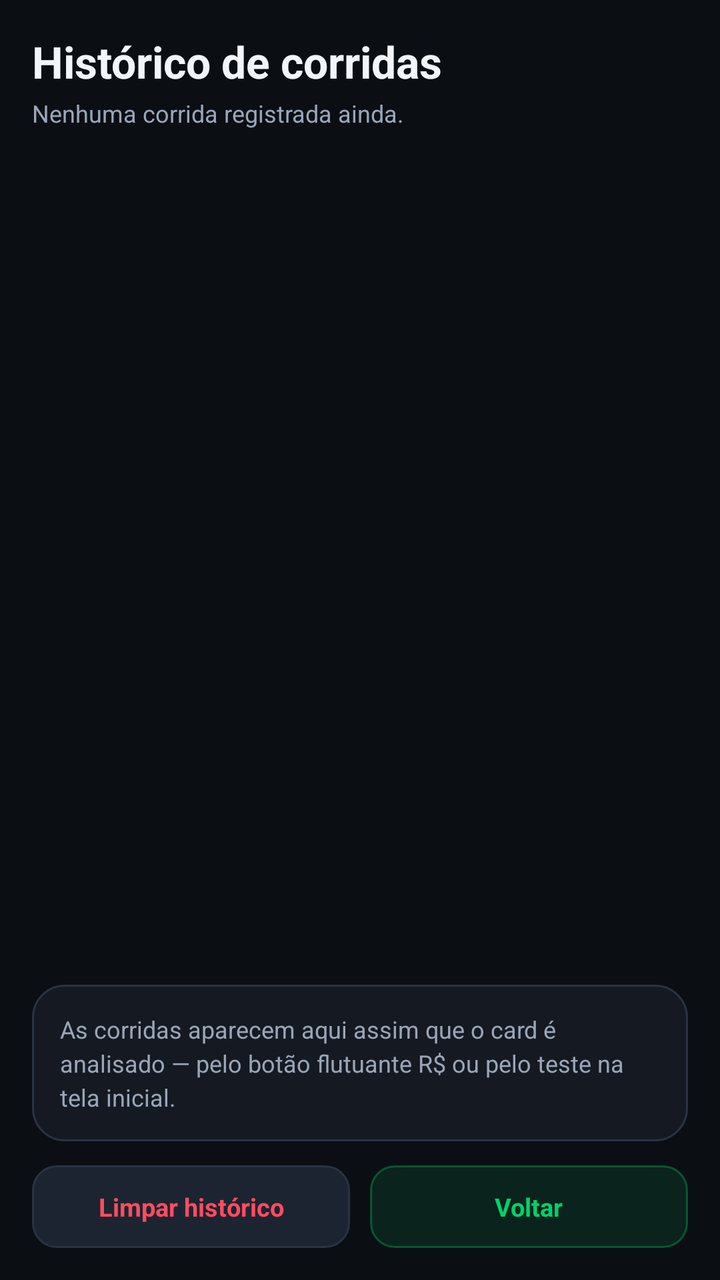
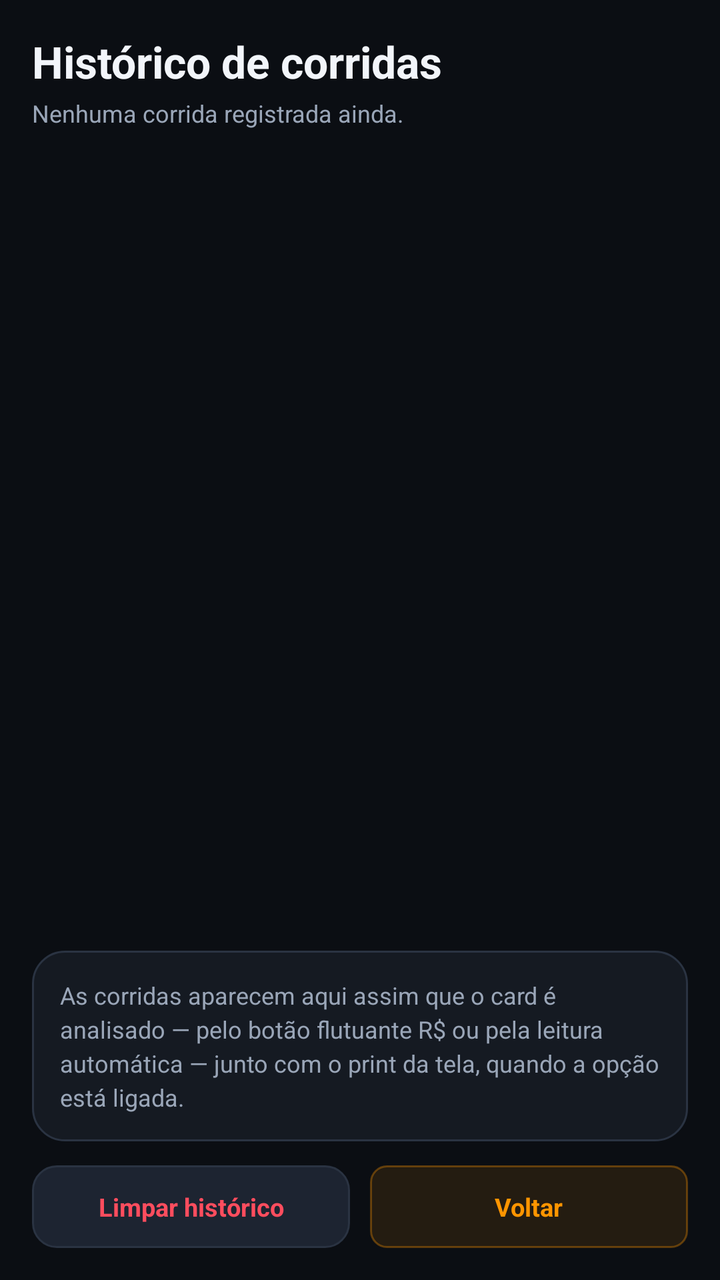

The first picture is an Android layout as it rendered before a commit; the second is the same layout after the commit. The layout source and the unified diff follow.
<!-- AndroidManifest.xml: application theme Theme.Radar -->
<!-- res/layout/activity_history.xml -->
<?xml version="1.0" encoding="utf-8"?>
<LinearLayout xmlns:android="http://schemas.android.com/apk/res/android"
    android:layout_width="match_parent"
    android:layout_height="match_parent"
    android:background="@color/bg"
    android:orientation="vertical"
    android:padding="16dp">

    <TextView
        android:layout_width="wrap_content"
        android:layout_height="wrap_content"
        android:text="Histórico de corridas"
        android:textColor="@color/text"
        android:textSize="22sp"
        android:textStyle="bold" />

    <TextView
        android:id="@+id/tvHistoricoResumo"
        android:layout_width="match_parent"
        android:layout_height="wrap_content"
        android:layout_marginTop="3dp"
        android:lineSpacingExtra="2dp"
        android:text="Nenhuma corrida registrada ainda."
        android:textColor="@color/textDim"
        android:textSize="12sp" />

    <ScrollView
        android:layout_width="match_parent"
        android:layout_height="0dp"
        android:layout_marginTop="12dp"
        android:layout_weight="1"
        android:fillViewport="true">

        <LinearLayout
            android:id="@+id/listaHistorico"
            android:layout_width="match_parent"
            android:layout_height="wrap_content"
            android:orientation="vertical" />
    </ScrollView>

    <TextView
        android:id="@+id/tvHistoricoVazio"
        android:layout_width="match_parent"
        android:layout_height="wrap_content"
        android:layout_marginTop="10dp"
        android:background="@drawable/bg_card"
        android:lineSpacingExtra="3dp"
        android:padding="14dp"
        android:text="As corridas aparecem aqui assim que o card é analisado — pelo botão flutuante R$ ou pelo teste na tela inicial."
        android:textColor="@color/textDim"
        android:textSize="12sp" />

    <LinearLayout
        android:layout_width="match_parent"
        android:layout_height="wrap_content"
        android:layout_marginTop="12dp"
        android:orientation="horizontal">

        <TextView
            android:id="@+id/btnLimparHistorico"
            android:layout_width="0dp"
            android:layout_height="wrap_content"
            android:layout_weight="1"
            android:background="@drawable/bg_btn_ghost"
            android:gravity="center"
            android:padding="12dp"
            android:text="Limpar histórico"
            android:textColor="@color/red"
            android:textSize="12.5sp"
            android:textStyle="bold" />

        <TextView
            android:id="@+id/btnVoltar"
            android:layout_width="0dp"
            android:layout_height="wrap_content"
            android:layout_marginStart="10dp"
            android:layout_weight="1"
            android:background="@drawable/bg_btn_primary"
            android:gravity="center"
            android:padding="12dp"
            android:text="Voltar"
            android:textColor="@color/green"
            android:textSize="12.5sp"
            android:textStyle="bold" />
    </LinearLayout>
</LinearLayout>
<!-- resources referenced by this layout -->
<resources>
  <color name="bg">#0B0E13</color>
  <color name="green">#00D26A</color>
  <color name="red">#FF4D5E</color>
  <color name="text">#F2F5FA</color>
  <color name="textDim">#9AA6B8</color>
  <!-- drawable bg_btn_ghost (drawable) -->
  <?xml version="1.0" encoding="utf-8"?>
  <shape xmlns:android="http://schemas.android.com/apk/res/android" android:shape="rectangle">
      <solid android:color="@color/surface2" />
      <corners android:radius="12dp" />
      <stroke android:width="1dp" android:color="@color/stroke" />
  </shape>
  <!-- drawable bg_btn_primary (drawable) -->
  <?xml version="1.0" encoding="utf-8"?>
  <shape xmlns:android="http://schemas.android.com/apk/res/android" android:shape="rectangle">
      <solid android:color="#1A00D26A" />
      <corners android:radius="12dp" />
      <stroke android:width="1dp" android:color="#5500D26A" />
  </shape>
  <!-- drawable bg_card (drawable) -->
  <?xml version="1.0" encoding="utf-8"?>
  <shape xmlns:android="http://schemas.android.com/apk/res/android" android:shape="rectangle">
      <solid android:color="@color/surface" />
      <corners android:radius="16dp" />
      <stroke android:width="1dp" android:color="@color/stroke" />
  </shape>
  <style name="Theme.Radar" parent="Theme.MaterialComponents.NoActionBar">
          <item name="android:statusBarColor">@color/bg</item>
          <item name="android:navigationBarColor">@color/bg</item>
          <item name="android:windowBackground">@color/bg</item>
          <item name="android:textColorPrimary">@color/text</item>
          <item name="android:textColorSecondary">@color/textDim</item>
          <item name="colorPrimary">@color/green</item>
          <item name="colorSecondary">@color/blue</item>
          <item name="colorOnPrimary">#04120A</item>
          <item name="android:textColorHint">@color/textDim</item>
          <item name="android:forceDarkAllowed" tools:targetApi="q">false</item>
      </style>
  <color name="surface2">#1D2431</color>
  <color name="stroke">#2A3342</color>
  <color name="surface">#151A22</color>
  <color name="blue">#4C8DFF</color>
</resources>

<!-- the commit's change to res/layout/activity_history.xml (unified diff, before → after) -->
@@ -46,7 +46,7 @@
         android:background="@drawable/bg_card"
         android:lineSpacingExtra="3dp"
         android:padding="14dp"
-        android:text="As corridas aparecem aqui assim que o card é analisado — pelo botão flutuante R$ ou pelo teste na tela inicial."
+        android:text="As corridas aparecem aqui assim que o card é analisado — pelo botão flutuante R$ ou pela leitura automática — junto com o print da tela, quando a opção está ligada."
         android:textColor="@color/textDim"
         android:textSize="12sp" />
 
@@ -79,7 +79,7 @@
             android:gravity="center"
             android:padding="12dp"
             android:text="Voltar"
-            android:textColor="@color/green"
+            android:textColor="@color/orange"
             android:textSize="12.5sp"
             android:textStyle="bold" />
     </LinearLayout>
<!-- resource entries referenced after the edit -->
@@ -1,7 +1,7 @@
 <!-- resources referenced by this layout -->
 <resources>
   <color name="bg">#0B0E13</color>
-  <color name="green">#00D26A</color>
+  <color name="orange">#FF9500</color>
   <color name="red">#FF4D5E</color>
   <color name="text">#F2F5FA</color>
   <color name="textDim">#9AA6B8</color>
@@ -15,9 +15,9 @@
   <!-- drawable bg_btn_primary (drawable) -->
   <?xml version="1.0" encoding="utf-8"?>
   <shape xmlns:android="http://schemas.android.com/apk/res/android" android:shape="rectangle">
-      <solid android:color="#1A00D26A" />
-      <corners android:radius="12dp" />
-      <stroke android:width="1dp" android:color="#5500D26A" />
+      <solid android:color="#1AFF9500" />
+      <corners android:radius="8dp" />
+      <stroke android:width="1dp" android:color="#55FF9500" />
   </shape>
   <!-- drawable bg_card (drawable) -->
   <?xml version="1.0" encoding="utf-8"?>
@@ -32,9 +32,9 @@
           <item name="android:windowBackground">@color/bg</item>
           <item name="android:textColorPrimary">@color/text</item>
           <item name="android:textColorSecondary">@color/textDim</item>
-          <item name="colorPrimary">@color/green</item>
+          <item name="colorPrimary">@color/orange</item>
           <item name="colorSecondary">@color/blue</item>
-          <item name="colorOnPrimary">#04120A</item>
+          <item name="colorOnPrimary">#101418</item>
           <item name="android:textColorHint">@color/textDim</item>
           <item name="android:forceDarkAllowed" tools:targetApi="q">false</item>
       </style>
